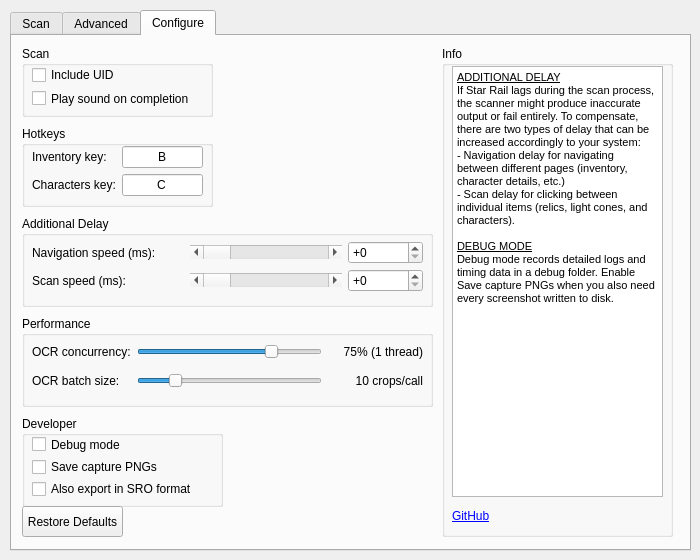
This is src/ui/hsr_scanner.ui in kel-z/HSR-Scanner as Qt 5 draws it before an edit. The edited form follows.
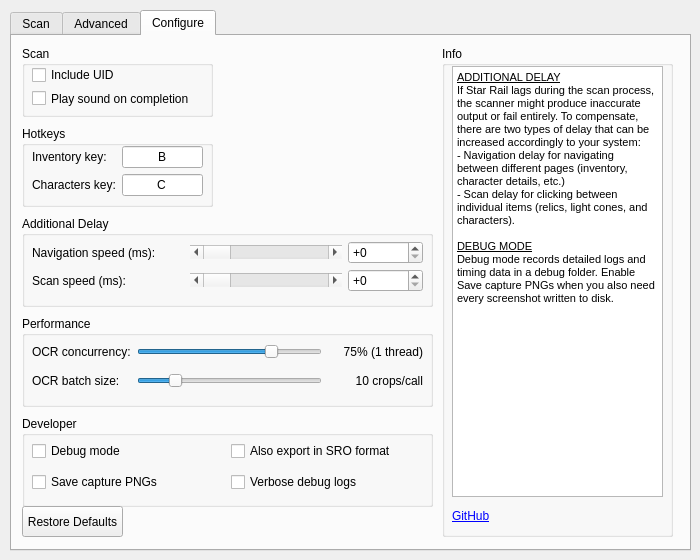
This is the edited form. The open tabs and pages were chosen to show the change. Custom widgets are drawn as their Qt base class.

Commit message: perf: poll for panel change instead of fixed capture delay

What changed in the file:
```diff
--- a/src/ui/hsr_scanner.ui
+++ b/src/ui/hsr_scanner.ui
@@ -908,7 +908,7 @@
        <rect>
         <x>10</x>
         <y>380</y>
-        <width>201</width>
+        <width>411</width>
         <height>91</height>
        </rect>
       </property>
@@ -920,12 +920,12 @@
         <rect>
          <x>10</x>
          <y>20</y>
-         <width>181</width>
+         <width>391</width>
          <height>61</height>
         </rect>
        </property>
-       <layout class="QVBoxLayout" name="verticalLayout_2">
-        <item>
+       <layout class="QGridLayout" name="verticalLayout_2">
+        <item row="0" column="0">
          <widget class="QCheckBox" name="checkBoxDebugMode">
           <property name="toolTip">
            <string>Enables debug logging and debug output folder creation</string>
@@ -935,7 +935,7 @@
           </property>
          </widget>
         </item>
-        <item>
+        <item row="1" column="0">
          <widget class="QCheckBox" name="checkBoxDebugSaveCaptures">
           <property name="toolTip">
            <string>Save every screenshot capture as a PNG in debug mode</string>
@@ -945,7 +945,17 @@
           </property>
          </widget>
         </item>
-        <item>
+        <item row="1" column="1">
+         <widget class="QCheckBox" name="checkBoxDebugVerboseLogs">
+          <property name="toolTip">
+           <string>Log every capture and OCR event during the scan. Slower; summaries are always logged at scan end.</string>
+          </property>
+          <property name="text">
+           <string>Verbose debug logs</string>
+          </property>
+         </widget>
+        </item>
+        <item row="0" column="1">
          <widget class="QCheckBox" name="checkBoxSroFormat">
           <property name="toolTip">
            <string>Star Rail Optimizer</string>
```
The commit also changes 6 other files.
